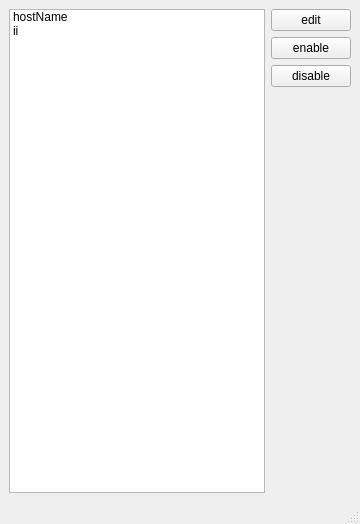
Before: the Qt Designer form rbhusUI/lib/rbhusHostMod.ui in aumanimationstudios/rbhus, drawn with Qt 5.
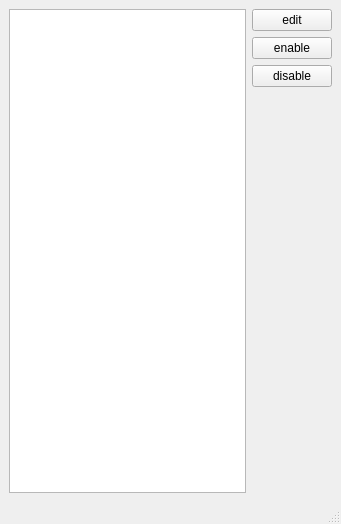
After: the same form once the commit is applied.

Patch:
```diff
--- a/rbhusUI/lib/rbhusHostMod.ui
+++ b/rbhusUI/lib/rbhusHostMod.ui
@@ -22,24 +22,7 @@
   <widget class="QWidget" name="centralwidget">
    <layout class="QHBoxLayout" name="horizontalLayout">
     <item>
-     <widget class="QListWidget" name="listWidget">
-      <property name="sizePolicy">
-       <sizepolicy hsizetype="MinimumExpanding" vsizetype="Expanding">
-        <horstretch>0</horstretch>
-        <verstretch>0</verstretch>
-       </sizepolicy>
-      </property>
-      <item>
-       <property name="text">
-        <string>hostName</string>
-       </property>
-      </item>
-      <item>
-       <property name="text">
-        <string>ii</string>
-       </property>
-      </item>
-     </widget>
+     <widget class="QTableWidget" name="tableWidget"/>
     </item>
     <item>
      <layout class="QVBoxLayout" name="verticalLayout">
```
